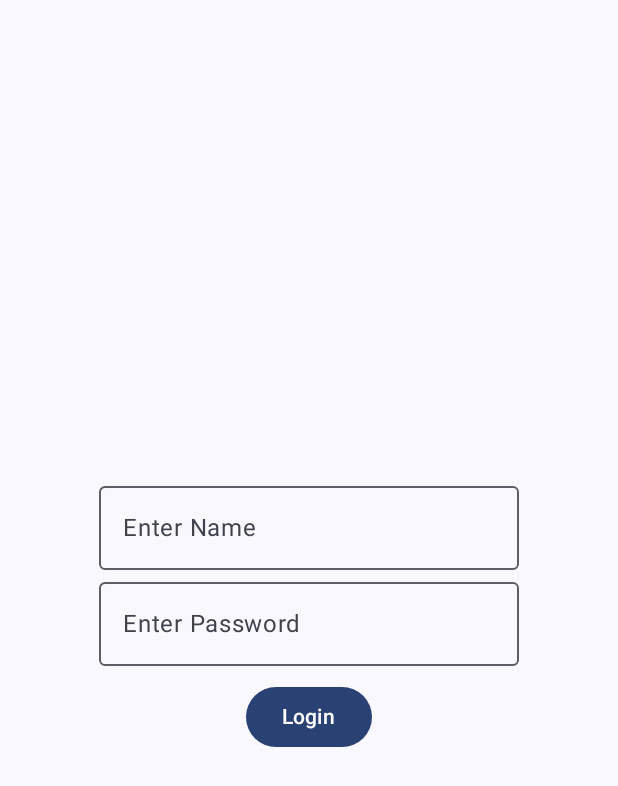
After one commit to ZSank/IntroCard, an Android app built with Jetpack Compose: the composable LoginScreen shown on its own in the app's theme, on a phone screen of 412 x 824 dp. The commit adds this screen. Shown: the top 786 px of the screen. Run offline under Robolectric (Android 15) with nearby library versions, the phone set to English and light mode, and no system bars.

Commit message:
Add login screen

```diff
--- /dev/null
+++ b/app/src/main/java/com/sankapp/introcard/LoginScreen.kt
@@ -0,0 +1,62 @@
+package com.sankapp.introcard
+
+import android.util.Log
+import androidx.compose.foundation.layout.Arrangement
+import androidx.compose.foundation.layout.Column
+import androidx.compose.foundation.layout.fillMaxSize
+import androidx.compose.foundation.layout.padding
+import androidx.compose.material3.Button
+import androidx.compose.material3.OutlinedTextField
+import androidx.compose.material3.Text
+import androidx.compose.runtime.Composable
+import androidx.compose.runtime.getValue
+import androidx.compose.runtime.mutableStateOf
+import androidx.compose.runtime.saveable.rememberSaveable
+import androidx.compose.runtime.setValue
+import androidx.compose.ui.Alignment
+import androidx.compose.ui.Modifier
+import androidx.compose.ui.unit.dp
+
+@Composable
+fun LoginScreen(modifier: Modifier = Modifier) {
+
+
+    var userId by rememberSaveable { mutableStateOf("") }
+    var password by rememberSaveable { mutableStateOf("") }
+    var result by rememberSaveable { mutableStateOf("") }
+
+    fun triggerCredentialCheck(id: String, pass: String) {
+        if (id == "abc" && pass == "123") {
+            result = "✅ Success! Welcome."
+        } else {
+            result = "❌ Error: Invalid Credentials."
+        }
+    }
+
+    Column(modifier = modifier.fillMaxSize(), verticalArrangement = Arrangement.Center, horizontalAlignment = Alignment.CenterHorizontally) {
+
+        Text(text = result, modifier.padding(10.dp))
+        OutlinedTextField(value = userId,
+            onValueChange = {
+                userId = it
+                Log.d("mLog-LoginScreen", "LoginScreen: userId:$it")
+            },
+            label = { Text("Enter Name") }
+        )
+
+        OutlinedTextField(value = password,
+            onValueChange = {
+                password = it
+                Log.d("mLog-LoginScreen", "LoginScreen: password:$it")
+            },
+            label = { Text("Enter Password") }
+        )
+
+        Button(
+            onClick = {triggerCredentialCheck(userId, password)},
+            modifier = modifier.padding(10.dp).padding(bottom = 40.dp)
+        ) {
+            Text("Login")
+        }
+    }
+}
--- a/app/src/main/java/com/sankapp/introcard/MainActivity.kt
+++ b/app/src/main/java/com/sankapp/introcard/MainActivity.kt
@@ -25,7 +25,8 @@ class MainActivity : ComponentActivity() {
         super.onCreate(savedInstanceState)
         enableEdgeToEdge()
         setContent {
-            IntroCardWithButton()
+            LoginScreen()
+//            IntroCardWithButton()
 //            MyNameWithImage()
         }
     }
```
